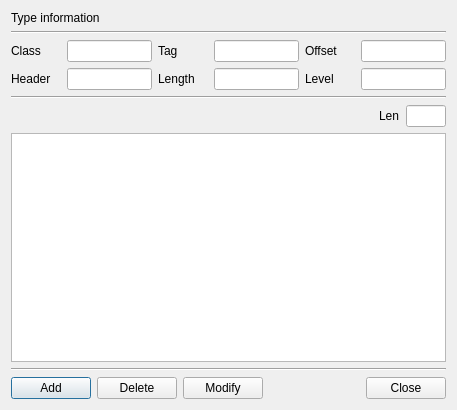
First picture: the form in BerEditor/edit_value_dlg.ui, repository jykim74/BerEditor, before the edit.
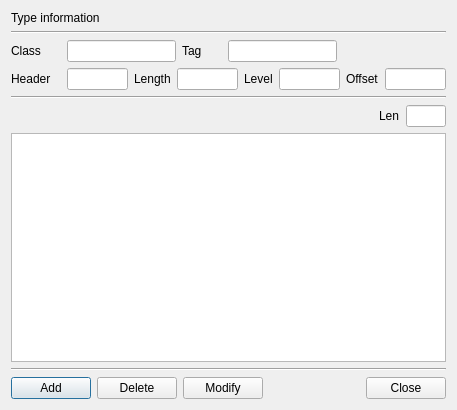
Second picture: the form after the edit.

Commit message: UI 개선

Diff of the .ui file:
```diff
--- a/BerEditor/edit_value_dlg.ui
+++ b/BerEditor/edit_value_dlg.ui
@@ -54,7 +54,7 @@
       <widget class="QLabel" name="label_2">
        <property name="minimumSize">
         <size>
-         <width>50</width>
+         <width>40</width>
          <height>0</height>
         </size>
        </property>
@@ -71,24 +71,17 @@
       </widget>
      </item>
      <item>
-      <widget class="QLabel" name="label_3">
-       <property name="minimumSize">
+      <spacer name="horizontalSpacer_3">
+       <property name="orientation">
+        <enum>Qt::Horizontal</enum>
+       </property>
+       <property name="sizeHint" stdset="0">
         <size>
-         <width>50</width>
-         <height>0</height>
+         <width>40</width>
+         <height>20</height>
         </size>
        </property>
-       <property name="text">
-        <string>Offset</string>
-       </property>
-      </widget>
-     </item>
-     <item>
-      <widget class="QLineEdit" name="mOffsetText">
-       <property name="readOnly">
-        <bool>true</bool>
-       </property>
-      </widget>
+      </spacer>
      </item>
     </layout>
    </item>
@@ -118,7 +111,7 @@
       <widget class="QLabel" name="label_5">
        <property name="minimumSize">
         <size>
-         <width>50</width>
+         <width>0</width>
          <height>0</height>
         </size>
        </property>
@@ -138,7 +131,7 @@
       <widget class="QLabel" name="label_6">
        <property name="minimumSize">
         <size>
-         <width>50</width>
+         <width>0</width>
          <height>0</height>
         </size>
        </property>
@@ -149,6 +142,32 @@
      </item>
      <item>
       <widget class="QLineEdit" name="mLevelText">
+       <property name="minimumSize">
+        <size>
+         <width>40</width>
+         <height>0</height>
+        </size>
+       </property>
+       <property name="readOnly">
+        <bool>true</bool>
+       </property>
+      </widget>
+     </item>
+     <item>
+      <widget class="QLabel" name="label_3">
+       <property name="minimumSize">
+        <size>
+         <width>0</width>
+         <height>0</height>
+        </size>
+       </property>
+       <property name="text">
+        <string>Offset</string>
+       </property>
+      </widget>
+     </item>
+     <item>
+      <widget class="QLineEdit" name="mOffsetText">
        <property name="readOnly">
         <bool>true</bool>
        </property>
```
Left out of the diff: 1 changed line with no effect on the pictures. The commit also changes 1 other file.
